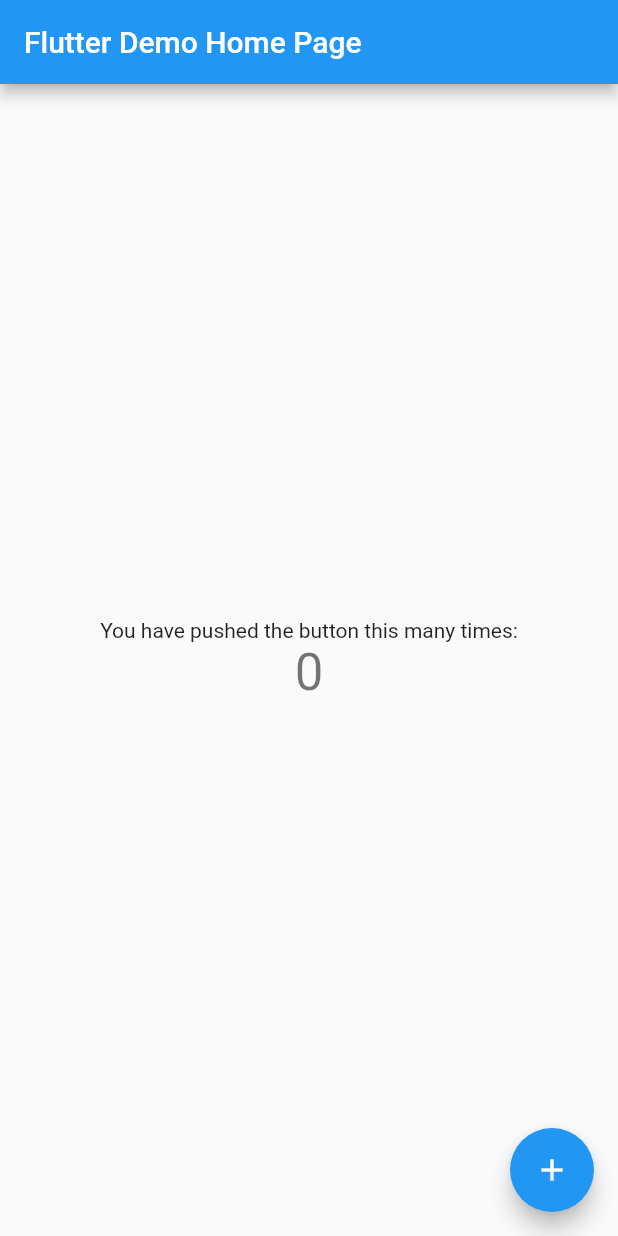
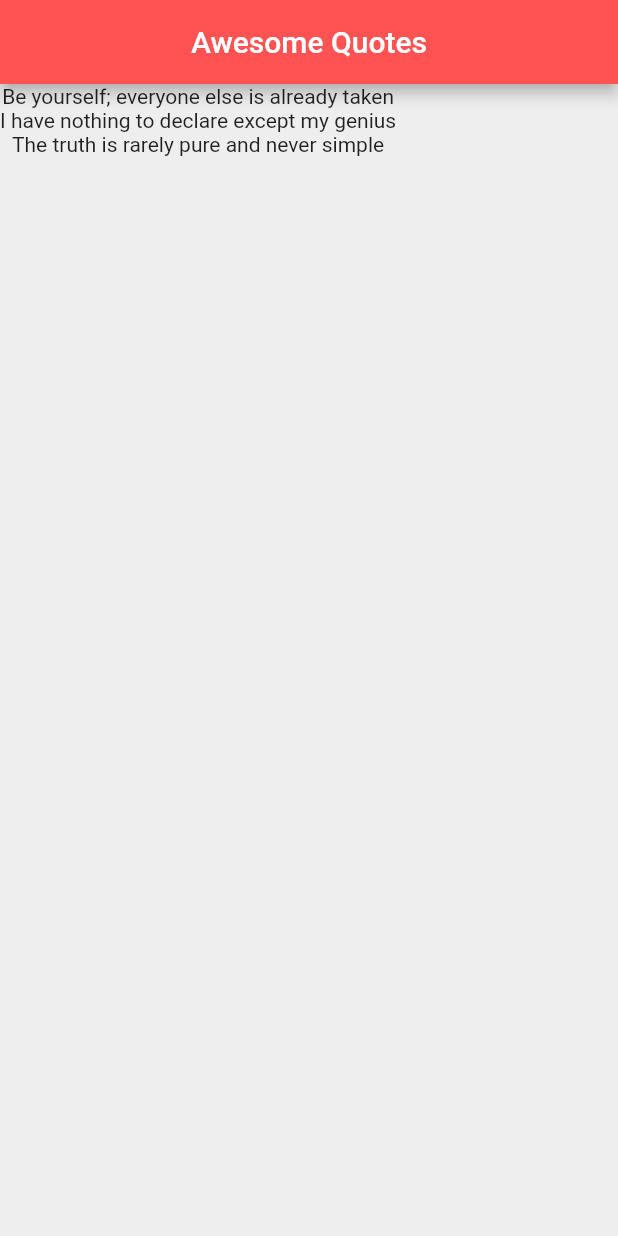
Before and after one commit to richardingwe/quote_list_app, a Flutter app: the screen it shows after launch, on a phone screen of 412 x 824 dp. Run offline on Flutter 3.47's test engine with Material 2 defaults, Android fonts, the light colour scheme and no system bars.

Commit message:
looped through the quotesList

```diff
--- a/lib/main.dart
+++ b/lib/main.dart
@@ -1,113 +1,35 @@
 import 'package:flutter/material.dart';
 
 void main() {
-  runApp(MyApp());
+  runApp(MaterialApp(
+    home: QuoteList(),
+  ));
 }
 
-class MyApp extends StatelessWidget {
-  // This widget is the root of your application.
+class QuoteList extends StatefulWidget {
+  @override
+  _QuoteListState createState() => _QuoteListState();
+}
+
+class _QuoteListState extends State<QuoteList> {
+  List<String> quotes = [
+    'Be yourself; everyone else is already taken',
+    'I have nothing to declare except my genius',
+    'The truth is rarely pure and never simple'
+  ];
+
   @override
   Widget build(BuildContext context) {
-    return MaterialApp(
-      title: 'Flutter Demo',
-      theme: ThemeData(
-        // This is the theme of your application.
-        //
-        // Try running your application with "flutter run". You'll see the
-        // application has a blue toolbar. Then, without quitting the app, try
-        // changing the primarySwatch below to Colors.green and then invoke
-        // "hot reload" (press "r" in the console where you ran "flutter run",
-        // or simply save your changes to "hot reload" in a Flutter IDE).
-        // Notice that the counter didn't reset back to zero; the application
-        // is not restarted.
-        primarySwatch: Colors.blue,
+    return Scaffold(
+      backgroundColor: Colors.grey[200],
+      appBar: AppBar(
+        title: Text('Awesome Quotes'),
+        centerTitle: true,
+        backgroundColor: Colors.redAccent,
       ),
-      home: MyHomePage(title: 'Flutter Demo Home Page'),
+      body: Column(
+        children: quotes.map((quote) => Text(quote)).toList(),
+      ),
     );
   }
 }
-
-class MyHomePage extends StatefulWidget {
-  MyHomePage({Key key, this.title}) : super(key: key);
-
-  // This widget is the home page of your application. It is stateful, meaning
-  // that it has a State object (defined below) that contains fields that affect
-  // how it looks.
-
-  // This class is the configuration for the state. It holds the values (in this
-  // case the title) provided by the parent (in this case the App widget) and
-  // used by the build method of the State. Fields in a Widget subclass are
-  // always marked "final".
-
-  final String title;
-
-  @override
-  _MyHomePageState createState() => _MyHomePageState();
-}
-
-class _MyHomePageState extends State<MyHomePage> {
-  int _counter = 0;
-
-  void _incrementCounter() {
-    setState(() {
-      // This call to setState tells the Flutter framework that something has
-      // changed in this State, which causes it to rerun the build method below
-      // so that the display can reflect the updated values. If we changed
-      // _counter without calling setState(), then the build method would not be
-      // called again, and so nothing would appear to happen.
-      _counter++;
-    });
-  }
-
-  @override
-  Widget build(BuildContext context) {
-    // This method is rerun every time setState is called, for instance as done
-    // by the _incrementCounter method above.
-    //
-    // The Flutter framework has been optimized to make rerunning build methods
-    // fast, so that you can just rebuild anything that needs updating rather
-    // than having to individually change instances of widgets.
-    return Scaffold(
-      appBar: AppBar(
-        // Here we take the value from the MyHomePage object that was created by
-        // the App.build method, and use it to set our appbar title.
-        title: Text(widget.title),
-      ),
-      body: Center(
-        // Center is a layout widget. It takes a single child and positions it
-        // in the middle of the parent.
-        child: Column(
-          // Column is also a layout widget. It takes a list of children and
-          // arranges them vertically. By default, it sizes itself to fit its
-          // children horizontally, and tries to be as tall as its parent.
-          //
-          // Invoke "debug painting" (press "p" in the console, choose the
-          // "Toggle Debug Paint" action from the Flutter Inspector in Android
-          // Studio, or the "Toggle Debug Paint" command in Visual Studio Code)
-          // to see the wireframe for each widget.
-          //
-          // Column has various properties to control how it sizes itself and
-          // how it positions its children. Here we use mainAxisAlignment to
-          // center the children vertically; the main axis here is the vertical
-          // axis because Columns are vertical (the cross axis would be
-          // horizontal).
-          mainAxisAlignment: MainAxisAlignment.center,
-          children: <Widget>[
-            Text(
-              'You have pushed the button this many times:',
-            ),
-            Text(
-              '$_counter',
-              style: Theme.of(context).textTheme.headline4,
-            ),
-          ],
-        ),
-      ),
-      floatingActionButton: FloatingActionButton(
-        onPressed: _incrementCounter,
-        tooltip: 'Increment',
-        child: Icon(Icons.add),
-      ), // This trailing comma makes auto-formatting nicer for build methods.
-    );
-  }
-}
```
